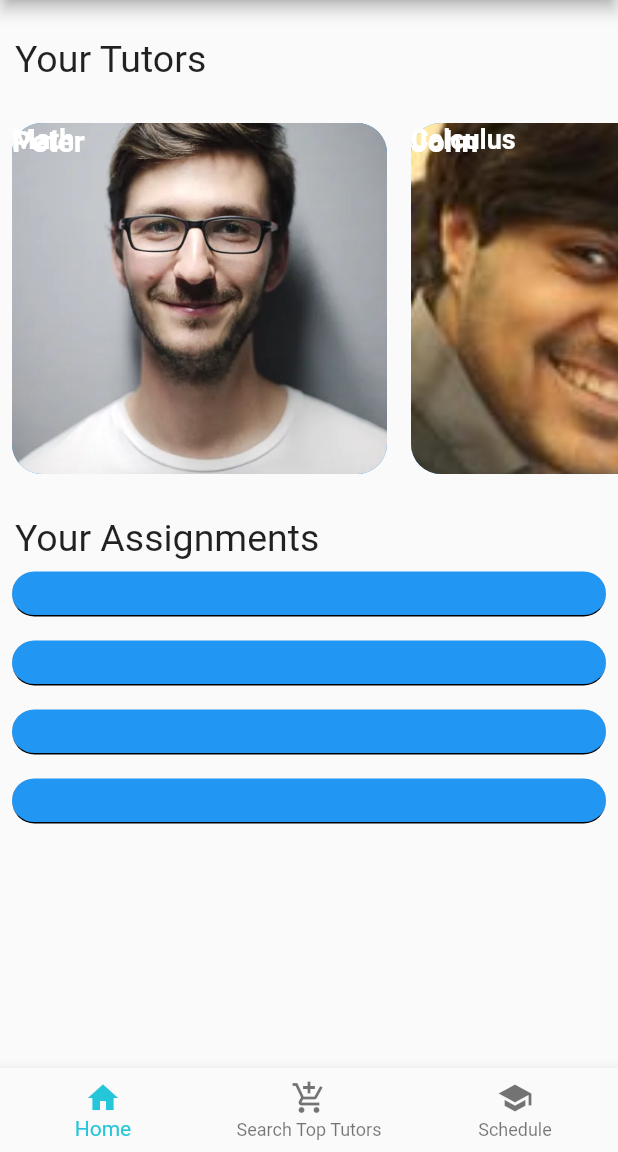
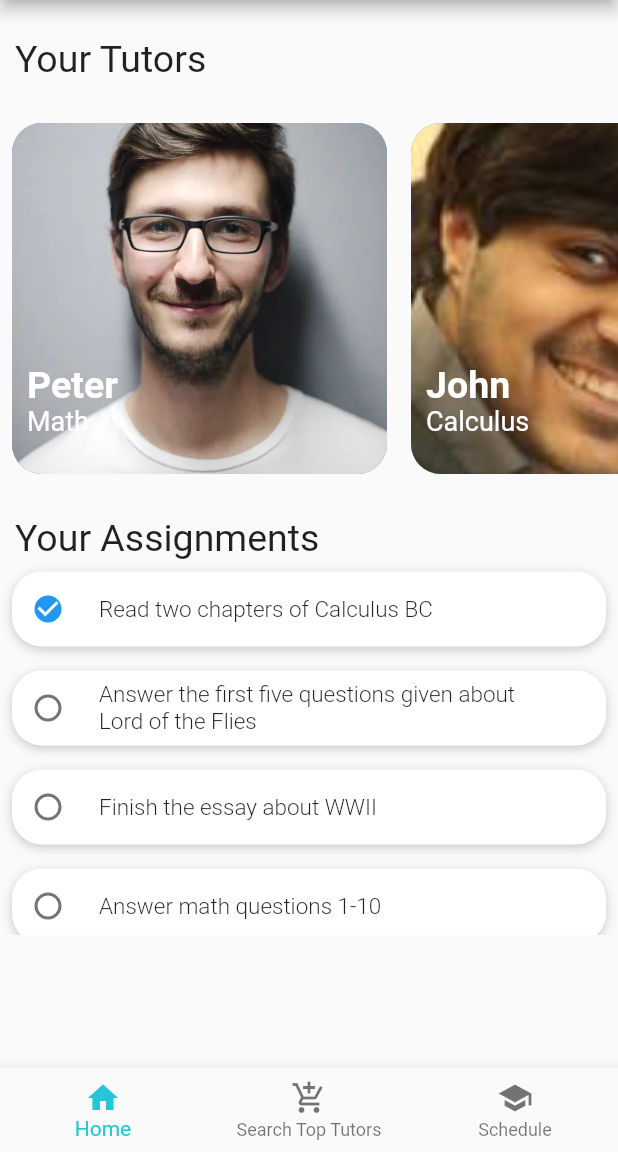
Before and after one commit to ramuvalliappan/tutr_app, a Flutter app: the screen it shows after launch, after a tap on "Sign In", on a phone screen of 412 x 824 dp, the part 84-1236 px from its top. Run offline on Flutter 3.47's test engine with Material 2 defaults, Android fonts, the phone set to English and light mode, and no system bars; our stand-ins replace circular_check_box, smooth_star_rating; missing offline and left inert: flappy_search_bar.

Commit message:
homepage fix

```diff
--- a/lib/main.dart
+++ b/lib/main.dart
@@ -17,6 +17,7 @@ class MyApp extends StatelessWidget {
   @override
   Widget build(BuildContext context) {
     return MaterialApp(
+      debugShowCheckedModeBanner: false,
       title: _title,
       home: SignInScreen(),
     );
--- a/lib/screens/home_page.dart
+++ b/lib/screens/home_page.dart
@@ -1,3 +1,4 @@
+import 'package:circular_check_box/circular_check_box.dart';
 import 'package:flutter/material.dart';
 
 import 'package:tutr_app/screens/recent_chats_page.dart';
@@ -25,14 +26,13 @@ class _HomeScreenState extends State<HomeScreen> {
     'Finish the essay about WWII',
     'Answer math questions 1-10'
   ];
-
+  List checkBoxes = [true, false, false, false];
 
   @override
   Widget build(BuildContext context) {
     return Scaffold(
-        body: Column(
-          crossAxisAlignment: CrossAxisAlignment.start,
-          children: [
+        body: SingleChildScrollView(
+      child: Column(crossAxisAlignment: CrossAxisAlignment.start, children: [
         SizedBox(
           height: 25.0,
         ),
@@ -50,7 +50,8 @@ class _HomeScreenState extends State<HomeScreen> {
           height: 250.0,
           child: ListView.builder(
             scrollDirection: Axis.horizontal,
-                itemCount: names.length, itemBuilder: (context, index) {
+            itemCount: names.length,
+            itemBuilder: (context, index) {
               return Padding(
                   padding: const EdgeInsets.all(8.0),
                   child: Container(
@@ -58,8 +59,7 @@ class _HomeScreenState extends State<HomeScreen> {
                     width: 250.0,
                     decoration: BoxDecoration(
                         borderRadius: BorderRadius.circular(20.0),
-                          color: Colors.blue
-                      ),
+                        color: Colors.blue),
                     child: Stack(
                       children: [
                         ClipRRect(
@@ -67,35 +67,42 @@ class _HomeScreenState extends State<HomeScreen> {
                           child: Container(
                             height: 250.0,
                             width: 250.0,
-                              child: Image.asset(profiles[index], fit: BoxFit
-                                  .cover,),
+                            child: Image.asset(
+                              profiles[index],
+                              fit: BoxFit.cover,
                             ),
                           ),
-
-
-                          Text(
+                        ),
+                        Positioned(
+                          bottom: 45.0,
+                          left: 10.0,
+                          child: Text(
                             names[index],
                             style: TextStyle(
                               fontWeight: FontWeight.bold,
-                                fontSize: 20.0,
+                              fontSize: 25.0,
                               color: Colors.white,
+                            ),
                           ),
                         ),
                         SizedBox(
                           height: 20.0,
                         ),
-                          Text(
+                        Positioned(
+                          bottom: 25.0,
+                          left: 10.0,
+                          child: Text(
                             subjects[index],
                             style: TextStyle(
-                              fontWeight: FontWeight.bold,
+                              fontWeight: FontWeight.w400,
                               fontSize: 18.0,
                               color: Colors.white,
                             ),
                           ),
+                        ),
                       ],
                     ),
-                    )
-                );
+                  ));
             },
           ),
         ),
@@ -113,26 +120,54 @@ class _HomeScreenState extends State<HomeScreen> {
           height: 250.0,
           child: ListView.builder(
             scrollDirection: Axis.vertical,
-    itemCount: assignments.length, itemBuilder: (context, index) {
+            itemCount: assignments.length,
+            itemBuilder: (context, index) {
               return Padding(
                 padding: const EdgeInsets.all(8.0),
                 child: Container(
-    height: 30.0,
+                  height: 50.0,
                   width: 300.0,
                   decoration: BoxDecoration(
-      border: Border(
-        bottom: BorderSide(
-          color: Colors.black)),
+                      boxShadow: [
+                        BoxShadow(
+                          color: Colors.black.withOpacity(0.2),
+                          blurRadius: 5,
+                          offset: Offset(0, 2),
+                        ),
+                      ],
                       borderRadius: BorderRadius.circular(20.0),
-    color: Colors.blue
-    )
+                      color: Colors.white),
+                  child: Row(
+                    children: [
+                      CircularCheckBox(
+                          value: checkBoxes[index],
+                          materialTapTargetSize: MaterialTapTargetSize.padded,
+                          onChanged: (bool x) {
+                            setState(() {
+                              checkBoxes[index] = !checkBoxes[index];
+                            });
+                          }),
+                      SizedBox(
+                        width: 10.0,
+                      ),
+                      Container(
+                        width: 290,
+                        child: Text(
+                          assignments[index],
+                          overflow: TextOverflow.fade,
+                          style: TextStyle(
+
+                              fontSize: 15.0, fontWeight: FontWeight.w300),
+                        ),
+                      ),
+                    ],
+                  ),
                 ),
               );
-    }
-    )
-    )
-    ]
-    )
-    );
+            },
+          ),
+        ),
+      ]),
+    ));
   }
 }
--- a/pubspec.yaml
+++ b/pubspec.yaml
@@ -29,6 +29,7 @@ dependencies:
   cupertino_icons: ^0.1.3
   smooth_star_rating: ^1.1.1
   flappy_search_bar: 1.4.1
+  circular_check_box: ^1.0.2
 
 dev_dependencies:
   flutter_test:
```
Also changed, not shown: pubspec.lock. Lines whose indentation alone changed are shown as unchanged.
